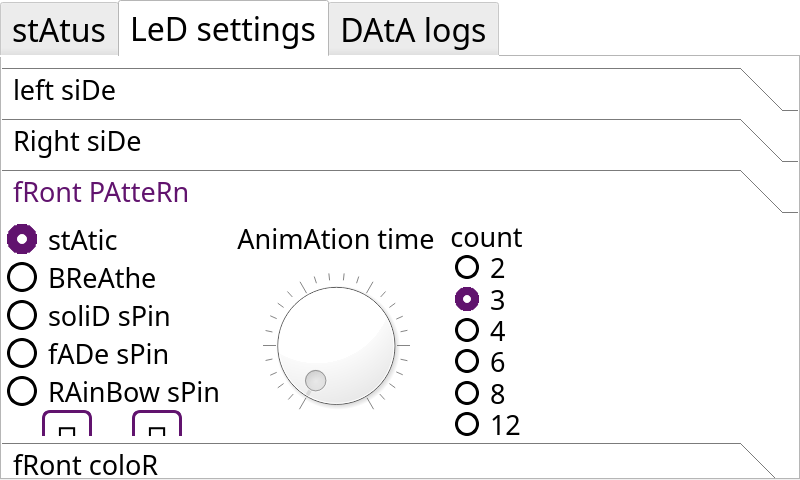
Qt form mainwindow.ui (nextgennerf/FHK-76) before a commit.
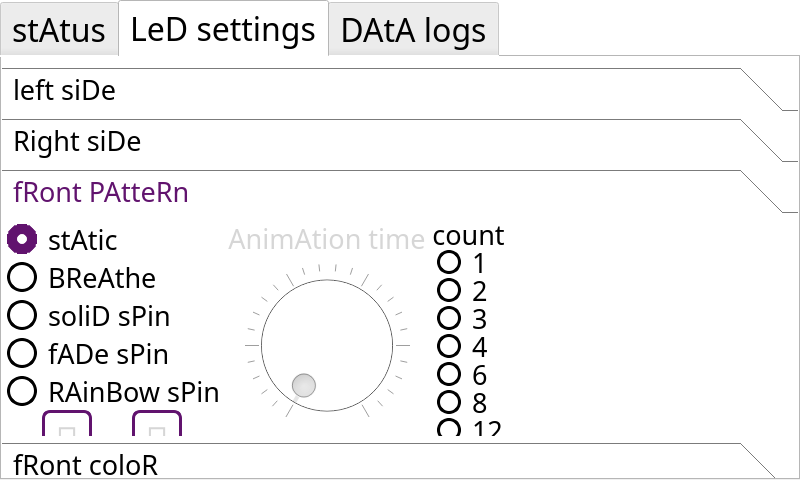
The same form after that commit. The open tabs and pages were chosen to show the change. Icons and pictures are not drawn.

Diff of the .ui file:
```diff
--- a/mainwindow.ui
+++ b/mainwindow.ui
@@ -1822,7 +1822,7 @@
        <attribute name="label">
         <string> fRont PAtteRn</string>
        </attribute>
-       <widget class="QWidget" name="layoutWidget">
+       <widget class="QWidget" name="">
         <property name="geometry">
          <rect>
           <x>0</x>
@@ -1832,12 +1832,6 @@
          </rect>
         </property>
         <layout class="QHBoxLayout" name="frontPatternLayout">
-         <property name="spacing">
-          <number>15</number>
-         </property>
-         <property name="sizeConstraint">
-          <enum>QLayout::SetDefaultConstraint</enum>
-         </property>
          <item>
           <layout class="QVBoxLayout" name="patternButtonStack">
            <property name="spacing">
@@ -2032,12 +2026,7 @@
                 </font>
                </property>
                <property name="styleSheet">
-                <string notr="true">QPushButton {
-    border: 3px solid #61136E;
-    border-radius: 8px;
-    background-color: #FFFFFF;
-	color: #000000;
-}</string>
+                <string notr="true">QPushButton{border: 3px solid #61136E; border-radius: 8px; background-color: #FFFFFF; color: #D6D6D6}</string>
                </property>
                <property name="text">
                 <string></string>
@@ -2081,12 +2070,7 @@
                 </font>
                </property>
                <property name="styleSheet">
-                <string notr="true">QPushButton {
-    border: 3px solid #61136E;
-    border-radius: 8px;
-    background-color: #FFFFFF;
-	color: #000000;
-}</string>
+                <string notr="true">QPushButton{border: 3px solid #61136E; border-radius: 8px; background-color: #FFFFFF; color: #D6D6D6}</string>
                </property>
                <property name="text">
                 <string></string>
@@ -2119,6 +2103,9 @@
                <pointsize>20</pointsize>
               </font>
              </property>
+             <property name="styleSheet">
+              <string notr="true">color: #d6d6d6</string>
+             </property>
              <property name="text">
               <string>AnimAtion time</string>
              </property>
@@ -2129,6 +2116,9 @@
            </item>
            <item>
             <widget class="QDial" name="timeDial">
+             <property name="enabled">
+              <bool>false</bool>
+             </property>
              <property name="sizePolicy">
               <sizepolicy hsizetype="Preferred" vsizetype="Expanding">
                <horstretch>0</horstretch>
@@ -2166,6 +2156,9 @@
                <pointsize>20</pointsize>
               </font>
              </property>
+             <property name="styleSheet">
+              <string notr="true">color: #d6d6d6</string>
+             </property>
              <property name="text">
               <string>5 sec</string>
              </property>
@@ -2195,6 +2188,9 @@
                <pointsize>20</pointsize>
               </font>
              </property>
+             <property name="styleSheet">
+              <string notr="true">color: #000000</string>
+             </property>
              <property name="text">
               <string>count</string>
              </property>
@@ -2203,6 +2199,36 @@
              </property>
             </widget>
            </item>
+           <item>
+            <widget class="QRadioButton" name="button1">
+             <property name="sizePolicy">
+              <sizepolicy hsizetype="Fixed" vsizetype="Preferred">
+               <horstretch>0</horstretch>
+               <verstretch>0</verstretch>
+              </sizepolicy>
+             </property>
+             <property name="font">
+              <font>
+               <family>Droid</family>
+               <pointsize>20</pointsize>
+              </font>
+             </property>
+             <property name="styleSheet">
+              <string notr="true">QRadioButton{color: #000000}
+QRadioButton::indicator{border: 3px solid #000000; border-radius: 12px; background-color: #FFFFFF; width: 18px; height: 18px; margin-left: 5px; margin-right: 5px}
+QRadioButton::indicator:checked{border: 8px solid #61136E; width: 8px; height: 8px}</string>
+             </property>
+             <property name="text">
+              <string>1</string>
+             </property>
+             <property name="checked">
+              <bool>false</bool>
+             </property>
+             <attribute name="buttonGroup">
+              <string notr="true">countButtons</string>
+             </attribute>
+            </widget>
+           </item>
            <item>
             <widget class="QRadioButton" name="button2">
              <property name="sizePolicy">
@@ -2218,11 +2244,9 @@
               </font>
              </property>
              <property name="styleSheet">
-              <string notr="true">QRadioButton{color: #000000;}
-
-QRadioButton::indicator{border: 3px solid #000000; border-radius: 12px; background-color: #FFFFFF; width: 18px; height: 18px; margin-left: 5px; margin-right: 5px;}
-
-QRadioButton::indicator::checked{border: 8px solid #61136E; width: 8px; height: 8px;}</string>
+              <string notr="true">QRadioButton{color: #000000}
+QRadioButton::indicator{border: 3px solid #000000; border-radius: 12px; background-color: #FFFFFF; width: 18px; height: 18px; margin-left: 5px; margin-right: 5px}
+QRadioButton::indicator:checked{border: 8px solid #61136E; width: 8px; height: 8px}</string>
              </property>
              <property name="text">
               <string>2</string>
@@ -2247,17 +2271,15 @@
               </font>
              </property>
              <property name="styleSheet">
-              <string notr="true">QRadioButton{color: #000000;}
-
-QRadioButton::indicator{border: 3px solid #000000; border-radius: 12px; background-color: #FFFFFF; width: 18px; height: 18px; margin-left: 5px; margin-right: 5px;}
-
-QRadioButton::indicator::checked{border: 8px solid #61136E; width: 8px; height: 8px;}</string>
+              <string notr="true">QRadioButton{color: #000000}
+QRadioButton::indicator{border: 3px solid #000000; border-radius: 12px; background-color: #FFFFFF; width: 18px; height: 18px; margin-left: 5px; margin-right: 5px}
+QRadioButton::indicator:checked{border: 8px solid #61136E; width: 8px; height: 8px}</string>
              </property>
              <property name="text">
               <string>3</string>
              </property>
              <property name="checked">
-              <bool>true</bool>
+              <bool>false</bool>
              </property>
             </widget>
            </item>
@@ -2276,11 +2298,9 @@
               </font>
              </property>
              <property name="styleSheet">
-              <string notr="true">QRadioButton{color: #000000;}
-
-QRadioButton::indicator{border: 3px solid #000000; border-radius: 12px; background-color: #FFFFFF; width: 18px; height: 18px; margin-left: 5px; margin-right: 5px;}
-
-QRadioButton::indicator::checked{border: 8px solid #61136E; width: 8px; height: 8px;}</string>
+              <string notr="true">QRadioButton{color: #000000}
+QRadioButton::indicator{border: 3px solid #000000; border-radius: 12px; background-color: #FFFFFF; width: 18px; height: 18px; margin-left: 5px; margin-right: 5px}
+QRadioButton::indicator:checked{border: 8px solid #61136E; width: 8px; height: 8px}</string>
              </property>
              <property name="text">
               <string>4</string>
@@ -2302,11 +2322,9 @@
               </font>
              </property>
              <property name="styleSheet">
-              <string notr="true">QRadioButton{color: #000000;}
-
-QRadioButton::indicator{border: 3px solid #000000; border-radius: 12px; background-color: #FFFFFF; width: 18px; height: 18px; margin-left: 5px; margin-right: 5px;}
-
-QRadioButton::indicator::checked{border: 8px solid #61136E; width: 8px; height: 8px;}</string>
+              <string notr="true">QRadioButton{color: #000000}
+QRadioButton::indicator{border: 3px solid #000000; border-radius: 12px; background-color: #FFFFFF; width: 18px; height: 18px; margin-left: 5px; margin-right: 5px}
+QRadioButton::indicator:checked{border: 8px solid #61136E; width: 8px; height: 8px}</string>
              </property>
              <property name="text">
               <string>6</string>
@@ -2331,11 +2349,9 @@
               </font>
              </property>
              <property name="styleSheet">
-              <string notr="true">QRadioButton{color: #000000;}
-
-QRadioButton::indicator{border: 3px solid #000000; border-radius: 12px; background-color: #FFFFFF; width: 18px; height: 18px; margin-left: 5px; margin-right: 5px;}
-
-QRadioButton::indicator::checked{border: 8px solid #61136E; width: 8px; height: 8px;}</string>
+              <string notr="true">QRadioButton{color: #000000}
+QRadioButton::indicator{border: 3px solid #000000; border-radius: 12px; background-color: #FFFFFF; width: 18px; height: 18px; margin-left: 5px; margin-right: 5px}
+QRadioButton::indicator:checked{border: 8px solid #61136E; width: 8px; height: 8px}</string>
              </property>
              <property name="text">
               <string>8</string>
@@ -2357,11 +2373,9 @@
               </font>
              </property>
              <property name="styleSheet">
-              <string notr="true">QRadioButton{color: #000000;}
-
-QRadioButton::indicator{border: 3px solid #000000; border-radius: 12px; background-color: #FFFFFF; width: 18px; height: 18px; margin-left: 5px; margin-right: 5px;}
-
-QRadioButton::indicator::checked{border: 8px solid #61136E; width: 8px; height: 8px;}</string>
+              <string notr="true">QRadioButton{color: #000000}
+QRadioButton::indicator{border: 3px solid #000000; border-radius: 12px; background-color: #FFFFFF; width: 18px; height: 18px; margin-left: 5px; margin-right: 5px}
+QRadioButton::indicator:checked{border: 8px solid #61136E; width: 8px; height: 8px}</string>
              </property>
              <property name="text">
               <string>12</string>
@@ -2401,27 +2415,60 @@
            <property name="spacing">
             <number>0</number>
            </property>
-           <property name="leftMargin">
-            <number>0</number>
-           </property>
            <item>
-            <widget class="QLabel" name="layoutImage">
-             <property name="sizePolicy">
-              <sizepolicy hsizetype="Preferred" vsizetype="Preferred">
-               <horstretch>0</horstretch>
-               <verstretch>0</verstretch>
-              </sizepolicy>
+            <layout class="QHBoxLayout" name="centeredSquareDisplay">
+             <property name="spacing">
+              <number>-1</number>
              </property>
-             <property name="minimumSize">
-              <size>
-               <width>200</width>
-               <height>200</height>
-              </size>
-             </property>
-             <property name="text">
-              <string/>
-             </property>
-            </widget>
+             <item>
+              <spacer name="leftDisplaySpacer">
+               <property name="orientation">
+                <enum>Qt::Horizontal</enum>
+               </property>
+               <property name="sizeHint" stdset="0">
+                <size>
+                 <width>40</width>
+                 <height>20</height>
+                </size>
+               </property>
+              </spacer>
+             </item>
+             <item>
+              <widget class="QLabel" name="layoutImage">
+               <property name="sizePolicy">
+                <sizepolicy hsizetype="Fixed" vsizetype="Preferred">
+                 <horstretch>0</horstretch>
+                 <verstretch>0</verstretch>
+                </sizepolicy>
+               </property>
+               <property name="minimumSize">
+                <size>
+                 <width>200</width>
+                 <height>200</height>
+                </size>
+               </property>
+               <property name="styleSheet">
+                <string notr="true"/>
+               </property>
+               <property name="text">
+                <string/>
+               </property>
+              </widget>
+             </item>
+             <item>
+              <spacer name="rightDisplaySpacer">
+               <property name="orientation">
+                <enum>Qt::Horizontal</enum>
+               </property>
+               <property name="sizeHint" stdset="0">
+                <size>
+                 <width>40</width>
+                 <height>20</height>
+                </size>
+               </property>
+              </spacer>
+             </item>
+            </layout>
            </item>
            <item>
             <layout class="QHBoxLayout" name="horizontalLayout">
@@ -2433,12 +2480,9 @@
                <property name="orientation">
                 <enum>Qt::Horizontal</enum>
                </property>
-               <property name="sizeType">
-                <enum>QSizePolicy::Expanding</enum>
-               </property>
                <property name="sizeHint" stdset="0">
                 <size>
-                 <width>5</width>
+                 <width>40</width>
                  <height>20</height>
                 </size>
                </property>
@@ -2447,7 +2491,7 @@
              <item>
               <widget class="QCheckBox" name="altLayoutCheckBox">
                <property name="sizePolicy">
-                <sizepolicy hsizetype="Fixed" vsizetype="Fixed">
+                <sizepolicy hsizetype="Minimum" vsizetype="Fixed">
                  <horstretch>0</horstretch>
                  <verstretch>0</verstretch>
                 </sizepolicy>
@@ -2479,12 +2523,9 @@
                <property name="orientation">
                 <enum>Qt::Horizontal</enum>
                </property>
-               <property name="sizeType">
-                <enum>QSizePolicy::Expanding</enum>
-               </property>
                <property name="sizeHint" stdset="0">
                 <size>
-                 <width>5</width>
+                 <width>40</width>
                  <height>20</height>
                 </size>
                </property>
@@ -2509,7 +2550,7 @@
        <attribute name="label">
         <string> fRont coloR</string>
        </attribute>
-       <widget class="QWidget" name="">
+       <widget class="QWidget" name="layoutWidget">
         <property name="geometry">
          <rect>
           <x>0</x>
```
Left out of the diff: 916 changed lines with no effect on the pictures.
